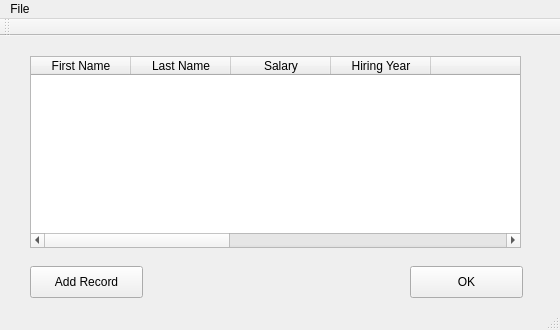
Qt form Project4/databaseform.ui (cmcderm/CSE335) before a commit.
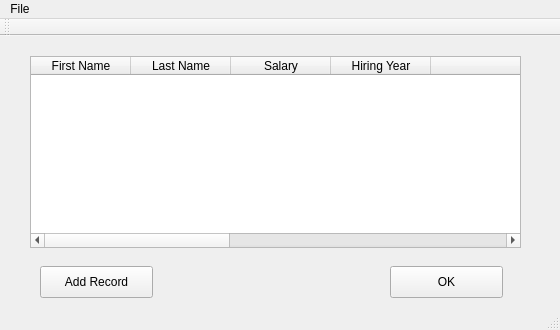
The same form after that commit.

Diff of the .ui file:
```diff
--- a/Project4/databaseform.ui
+++ b/Project4/databaseform.ui
@@ -17,7 +17,7 @@
    <widget class="QPushButton" name="okButton">
     <property name="geometry">
      <rect>
-      <x>410</x>
+      <x>390</x>
       <y>230</y>
       <width>113</width>
       <height>32</height>
@@ -30,7 +30,7 @@
    <widget class="QPushButton" name="addRButton">
     <property name="geometry">
      <rect>
-      <x>30</x>
+      <x>40</x>
       <y>230</y>
       <width>113</width>
       <height>32</height>
```
Left out of the diff: 2 changed lines with no effect on the pictures.
